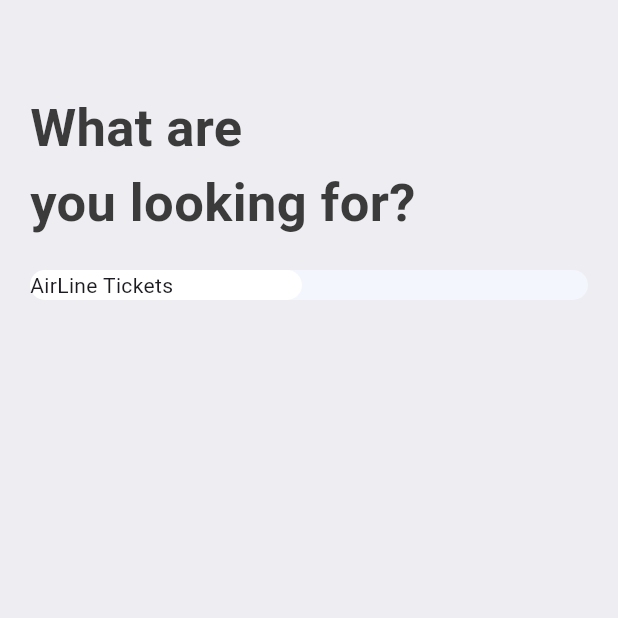
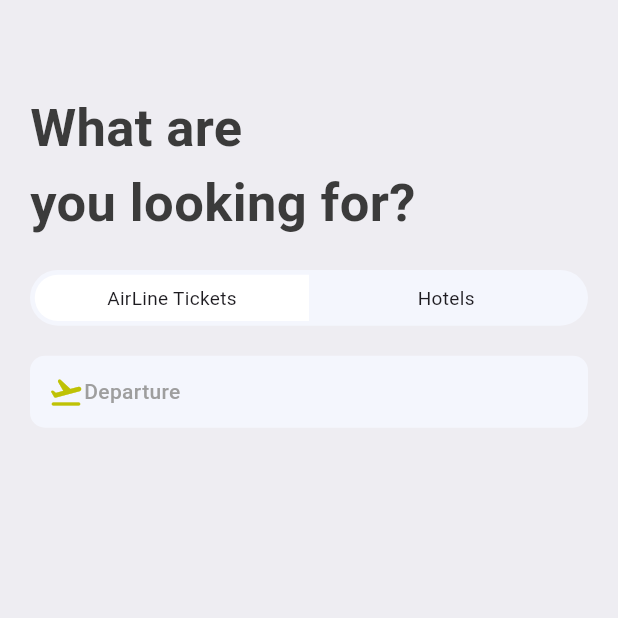
Before and after one commit to Shajjad002/book_tickets, a Flutter app: the SearchScreen screen opened directly, on a phone screen of 412 x 824 dp, the top half of it. Run offline on Flutter 3.47's test engine with Material 3 defaults, Android fonts, the phone set to English and light mode, and no system bars; our stand-ins replace fluentui_icons, gap, get.

Commit message:
Search screen

```diff
--- a/lib/screens/search_screen.dart
+++ b/lib/screens/search_screen.dart
@@ -1,4 +1,5 @@
 import 'package:book_tickets/utils/app_styles.dart';
+import 'package:fluentui_icons/fluentui_icons.dart';
 import 'package:flutter/cupertino.dart';
 import 'package:flutter/material.dart';
 import 'package:gap/gap.dart';
@@ -20,16 +21,30 @@ class SearchScreen extends StatelessWidget {
             "What are \nyou looking for?",
             style:Styles.headLineStyle.copyWith(fontSize: 35),),
             const Gap(20),
-          Container(
+          FittedBox(
+           child: Container(
+              padding: const EdgeInsets.all(3.5),
               child: Row(
                 children: [
+                  //Airline Tickets
                   Container(
-                  width: size.width*.44,
+                    width: size.width*.49,
+                    padding: EdgeInsets.symmetric(vertical: 7),
                     decoration: BoxDecoration(
-                      borderRadius: BorderRadius.circular(50),
+                        borderRadius: BorderRadius.horizontal(left: Radius.circular(50) ),
                         color: Colors.white
                     ),
-                  child: Text("AirLine Tickets"),
+                    child: Center(child: Text("AirLine Tickets"),),
+                  ),
+                  //Hotels
+                  Container(
+                    width: size.width*.49,
+                    padding: EdgeInsets.symmetric(vertical: 7),
+                    decoration: BoxDecoration(
+                      borderRadius: BorderRadius.horizontal(right: Radius.circular(50) ),
+                      color: Colors.transparent
+                    ),
+                    child: Center(child: Text("Hotels"),),
                   ),
                 ],
               ),
@@ -38,6 +53,21 @@ class SearchScreen extends StatelessWidget {
                   color: const Color(0xFFF4F6FD)
               ),
             ),
+          ),
+          const Gap(20),
+          Container(
+            decoration: BoxDecoration(
+              borderRadius: BorderRadius.circular(10),
+              color: const Color(0xFFF4F6FD),
+            ),
+            padding: const EdgeInsets.symmetric(horizontal: 12, vertical: 12),
+            child: Row(
+              children: [
+                const Icon(Icons.flight_takeoff_rounded, color: Color(0xFFBFC205)),
+                Text("Departure",style: Styles.headLineStyle4 ,)
+              ],
+            ),
+          ),
        ],
       ),
     );
```
Lines whose indentation alone changed are shown as unchanged.
